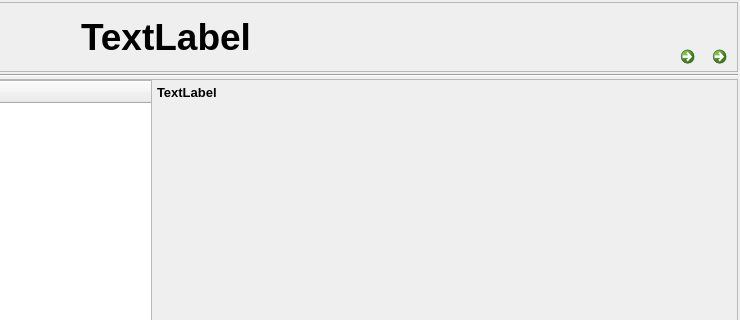
Before: the Qt Designer form Ui/mainform.ui in golden7602/zion, drawn with Qt 5; both pictures show x 351 to 1091 and y 0 to 320 of the 1091 by 648 pixel window.
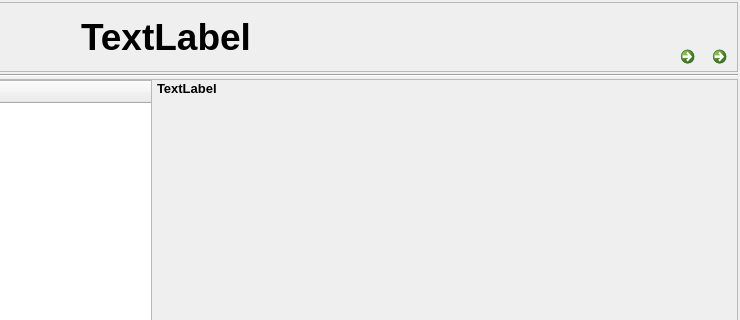
After: the same form once the commit is applied. Icons and pictures are not drawn.

```diff
--- a/Ui/mainform.ui
+++ b/Ui/mainform.ui
@@ -348,13 +348,13 @@
              <property name="minimumSize">
               <size>
                <width>0</width>
-               <height>25</height>
+               <height>16</height>
               </size>
              </property>
              <property name="maximumSize">
               <size>
                <width>16777215</width>
-               <height>25</height>
+               <height>16</height>
               </size>
              </property>
              <property name="font">
@@ -368,13 +368,16 @@
              <property name="text">
               <string>TextLabel</string>
              </property>
+             <property name="alignment">
+              <set>Qt::AlignBottom|Qt::AlignLeading|Qt::AlignLeft</set>
+             </property>
             </widget>
            </item>
            <item>
             <widget class="QStackedWidget" name="stackedWidget">
              <property name="sizePolicy">
               <sizepolicy hsizetype="Preferred" vsizetype="Preferred">
-               <horstretch>5</horstretch>
+               <horstretch>10</horstretch>
                <verstretch>0</verstretch>
               </sizepolicy>
              </property>
```
